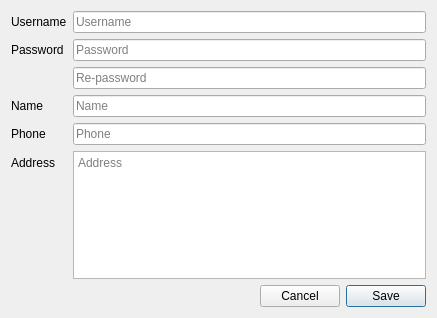
Qt form libgui/user/useradddialog.ui (apinprastya/sultan) before a commit.
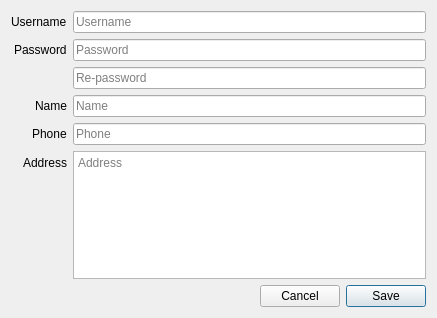
The same form after that commit.

Commit message: fix error and modify some UI aligment

Patch:
```diff
--- a/libgui/user/useradddialog.ui
+++ b/libgui/user/useradddialog.ui
@@ -16,6 +16,9 @@
   <layout class="QVBoxLayout" name="verticalLayout">
    <item>
     <layout class="QFormLayout" name="formLayout">
+     <property name="labelAlignment">
+      <set>Qt::AlignRight|Qt::AlignTrailing|Qt::AlignVCenter</set>
+     </property>
      <item row="0" column="0">
       <widget class="QLabel" name="label">
        <property name="text">
```
Left out of the diff: 35 changed lines with no effect on the pictures. The commit also changes 5 other files.
